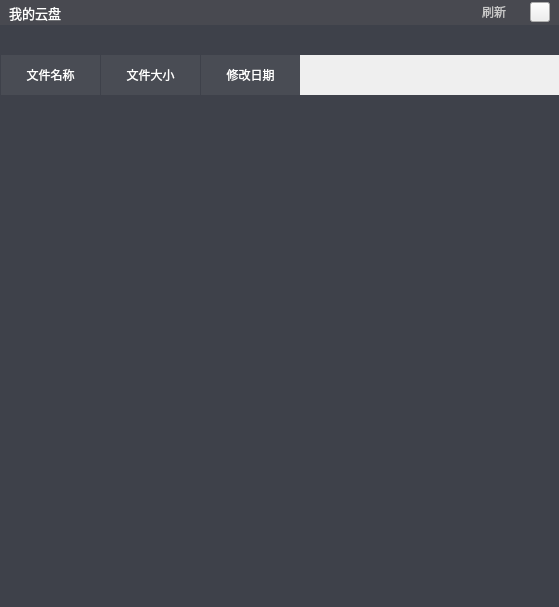
sunpu/softterminal, file SoftTerminal/forms/STWBCloudFileView.ui: the form before one commit.
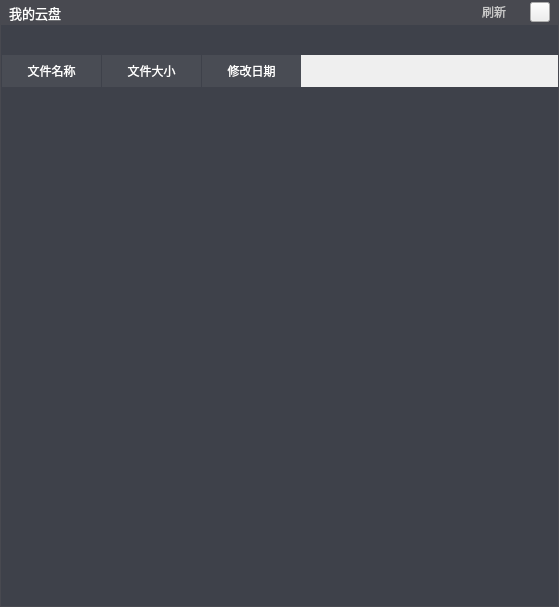
The form after the commit. Icons and pictures are not drawn.

Patch:
```diff
--- a/SoftTerminal/forms/STWBCloudFileView.ui
+++ b/SoftTerminal/forms/STWBCloudFileView.ui
@@ -1,7 +1,7 @@
 <?xml version="1.0" encoding="UTF-8"?>
 <ui version="4.0">
  <class>STWBCloudFileViewClass</class>
- <widget class="QWidget" name="STWBCloudFileViewClass">
+ <widget class="QDialog" name="STWBCloudFileViewClass">
   <property name="geometry">
    <rect>
     <x>0</x>
@@ -178,7 +178,12 @@
       </size>
      </property>
      <property name="styleSheet">
-      <string notr="true">background-color: rgb(62, 65, 74);</string>
+      <string notr="true">QWidget#widget_4
+{
+	background-color: rgb(62, 65, 74);
+	border-left:1px solid #484950;
+	border-right:1px solid #484950;
+}</string>
      </property>
      <layout class="QHBoxLayout" name="horizontalLayout_3">
       <property name="leftMargin">
@@ -260,13 +265,17 @@
     font:10pt &quot;微软雅黑&quot;;  
 	color: #ffffff;
     border:0px;  
+
+	border-left:1px solid #484950;
+	border-right:1px solid #484950;
+	border-bottom:1px solid #484950;
 }  
   
 QHeaderView::section {
 	color: #ffffff;
     font:10pt &quot;微软雅黑&quot;;  
     text-align:center;  
-    height:40px;  
+    height:32px;  
     border:0px solid #494c54;  
     background-color: #494c54;
     border-left:1px solid rgb(62, 65, 74);  
```
